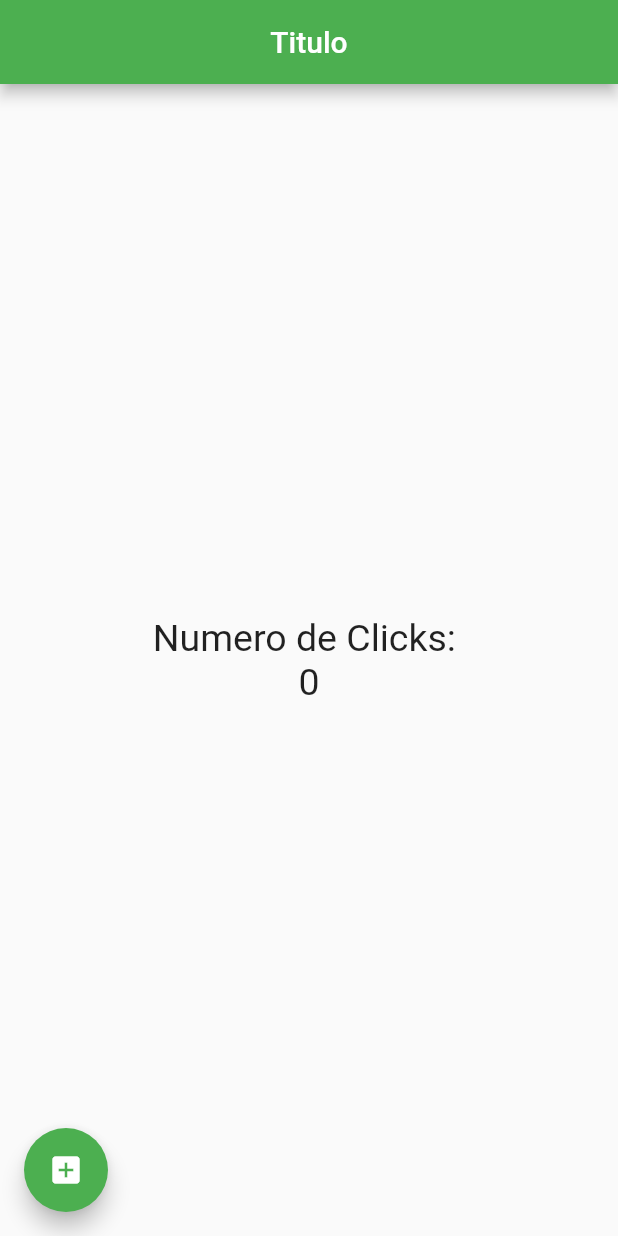
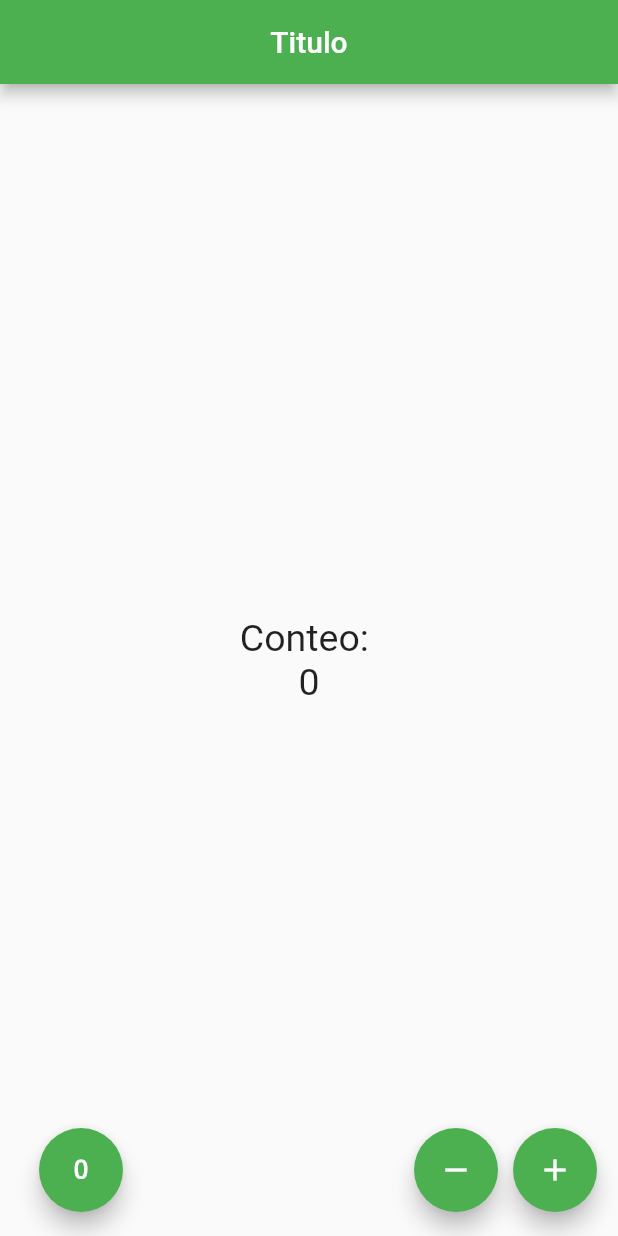
Before and after one commit to carlosdiazz/FLUTTER_WIDGETS, a Flutter app: the screen it shows after launch, on a phone screen of 412 x 824 dp. Run offline on Flutter 3.47's test engine with Material 2 defaults, Android fonts, the phone set to English and light mode, and no system bars.

Commit message:
Fin de la seccion5

```diff
--- a/lib/pages/contador_pages.dart
+++ b/lib/pages/contador_pages.dart
@@ -23,7 +23,7 @@ class _ContadorPageState extends State<ContadorPage> {
           mainAxisAlignment: MainAxisAlignment.center,
           children: [
             Text(
-              'Numero de Clicks: ',
+              'Conteo: ',
               style: _estiloTesto,
             ),
             Text(
@@ -38,12 +38,54 @@ class _ContadorPageState extends State<ContadorPage> {
 
   //todo quede aqui minuto 4
   Widget _crearBotones() {
-    return FloatingActionButton(
-      onPressed: () {
-        _conteo++;
-        setState(() {}); //Solo lo llamo para que dibuje los cambios
-      },
-      child: Icon(Icons.add_box),
+    return Row(
+      children: [
+        SizedBox(
+          width: 10.0,
+        ),
+        FloatingActionButton(
+          onPressed: _default_0,
+          child: Icon(Icons.exposure_zero),
+        ),
+        Expanded(
+          child: SizedBox(),
+        ),
+        FloatingActionButton(
+          onPressed: _restar,
+          child: Icon(Icons.remove),
+        ),
+        SizedBox(
+          width: 10.0,
+        ),
+        FloatingActionButton(
+          onPressed: _agregar,
+          child: Icon(Icons.add),
+        ),
+        SizedBox(
+          width: 30.0,
+        ),
+      ],
+      mainAxisAlignment: MainAxisAlignment.end,
     );
   }
+
+  void _agregar() {
+    setState(() {
+      _conteo++;
+    });
+  }
+
+  void _restar() {
+    setState(() {
+      if (_conteo > 0) {
+        _conteo--;
+      }
+    });
+  }
+
+  void _default_0() {
+    setState(() {
+      _conteo = 0;
+    });
+  }
 }
```
Also changed, not shown: pubspec.lock.
